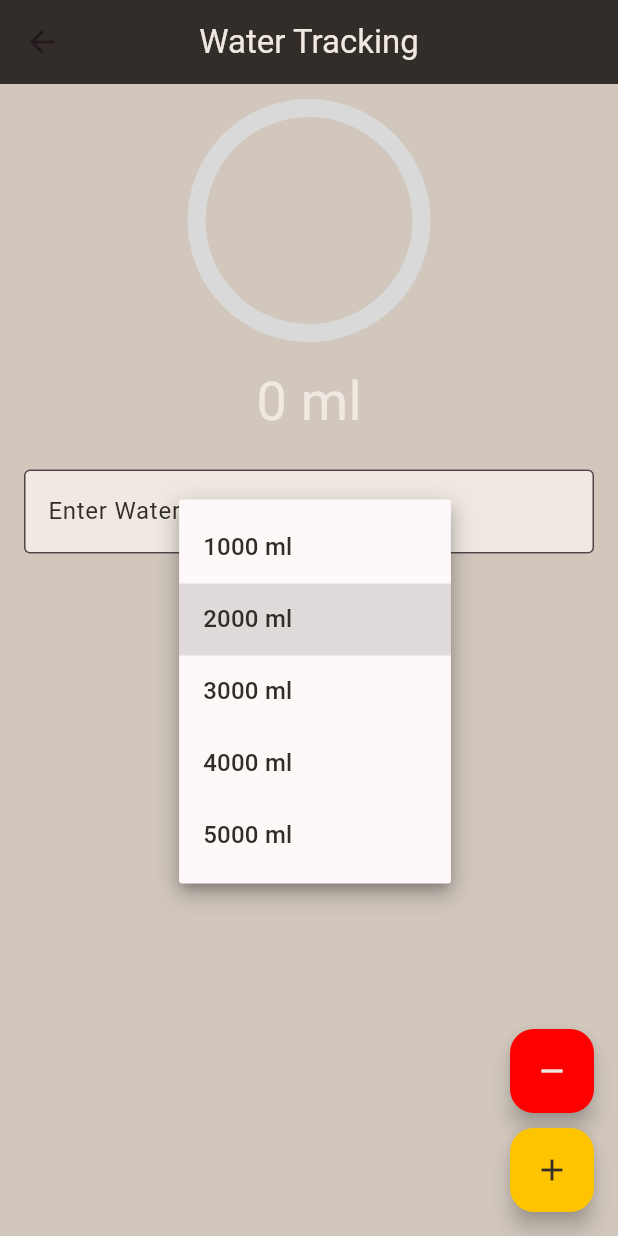
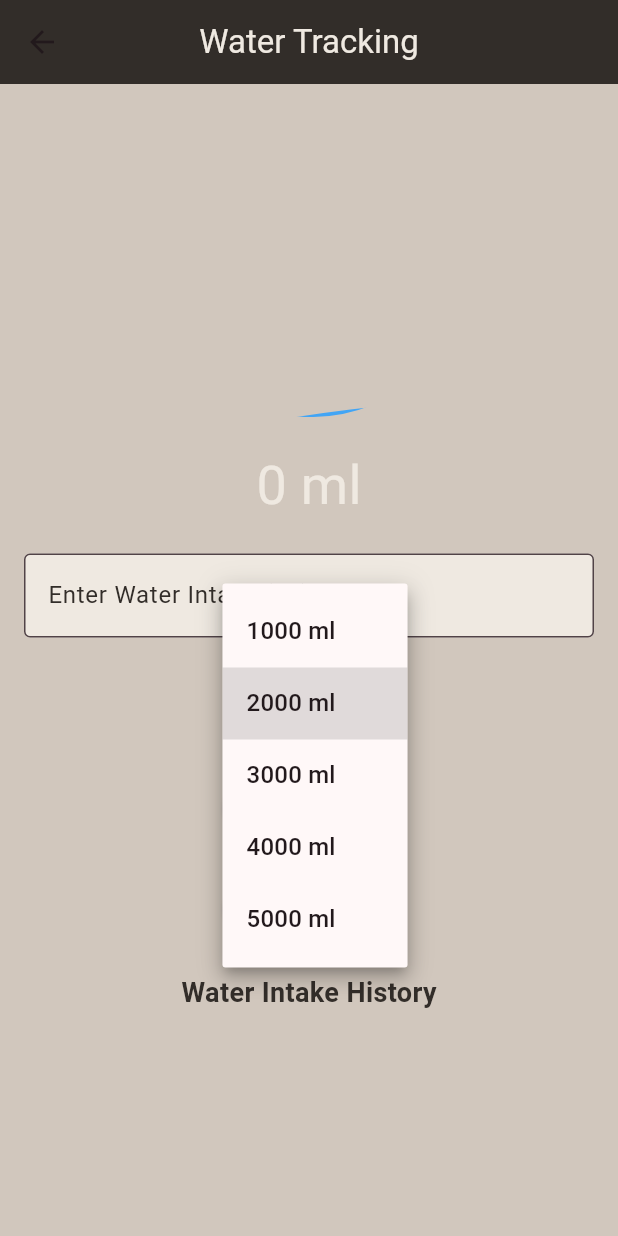
Before and after one commit to RafaelMarian/Project-GymApp_Flutter, a Flutter app: the WaterTrackingPage screen opened directly, after a tap on an icon or button, on a phone screen of 412 x 824 dp. Run offline on Flutter 3.47's test engine with Material 3 defaults, Android fonts, the phone set to English and light mode, and no system bars; our stand-ins replace cloud_firestore, firebase_auth, firebase_core, shared_preferences; accounts and stored records are empty.

Commit message:
water flow changed

```diff
--- a/lib/home_page.dart
+++ b/lib/home_page.dart
@@ -212,7 +212,7 @@ class _HomePageState extends State<HomePage> {
                     onTap: () {
                       Navigator.push(
                         context,
-                        MaterialPageRoute(builder: (context) =>const WaterTrackingPage()), // Navigate to WaterTrackingPage
+                        MaterialPageRoute(builder: (context) => WaterTrackingPage()), // Navigate to WaterTrackingPage
                       );
                     },
                     child: _buildBox('Water Tracking', 'Set and track your goal'),
--- a/lib/water_tracking_page.dart
+++ b/lib/water_tracking_page.dart
@@ -1,30 +1,115 @@
 import 'package:flutter/material.dart';
 import 'package:cloud_firestore/cloud_firestore.dart';
-import 'custom_circle_for_steps.dart'; // Ensure this file is in your project and adjust the import if necessary
+import 'dart:async';
 
 class WaterTrackingPage extends StatefulWidget {
-  const WaterTrackingPage({super.key});
-
   @override
   _WaterTrackingPageState createState() => _WaterTrackingPageState();
 }
 
-class _WaterTrackingPageState extends State<WaterTrackingPage> {
+class _WaterTrackingPageState extends State<WaterTrackingPage> with TickerProviderStateMixin {
   final TextEditingController _waterController = TextEditingController();
   int _currentIntake = 0;
   int _goal = 2000; // Default goal in ml
   double _progress = 0;
   List<Map<String, dynamic>> _waterHistory = []; // To store history data
 
+  late AnimationController firstController;
+  late Animation<double> firstAnimation;
+
+  late AnimationController secondController;
+  late Animation<double> secondAnimation;
+
+  late AnimationController thirdController;
+  late Animation<double> thirdAnimation;
+
+  late AnimationController fourthController;
+  late Animation<double> fourthAnimation;
+
   @override
   void initState() {
     super.initState();
     _fetchData();
+
+    // Initialize water animation controllers
+    firstController = AnimationController(
+        vsync: this, duration: Duration(milliseconds: 1500));
+    firstAnimation = Tween<double>(begin: 1.9, end: 2.1).animate(
+        CurvedAnimation(parent: firstController, curve: Curves.easeInOut))
+      ..addListener(() {
+        setState(() {});
+      })
+      ..addStatusListener((status) {
+        if (status == AnimationStatus.completed) {
+          firstController.reverse();
+        } else if (status == AnimationStatus.dismissed) {
+          firstController.forward();
+        }
+      });
+
+    secondController = AnimationController(
+        vsync: this, duration: Duration(milliseconds: 1500));
+    secondAnimation = Tween<double>(begin: 1.8, end: 2.4).animate(
+        CurvedAnimation(parent: secondController, curve: Curves.easeInOut))
+      ..addListener(() {
+        setState(() {});
+      })
+      ..addStatusListener((status) {
+        if (status == AnimationStatus.completed) {
+          secondController.reverse();
+        } else if (status == AnimationStatus.dismissed) {
+          secondController.forward();
+        }
+      });
+
+    thirdController = AnimationController(
+        vsync: this, duration: Duration(milliseconds: 1500));
+    thirdAnimation = Tween<double>(begin: 1.8, end: 2.4).animate(
+        CurvedAnimation(parent: thirdController, curve: Curves.easeInOut))
+      ..addListener(() {
+        setState(() {});
+      })
+      ..addStatusListener((status) {
+        if (status == AnimationStatus.completed) {
+          thirdController.reverse();
+        } else if (status == AnimationStatus.dismissed) {
+          thirdController.forward();
+        }
+      });
+
+    fourthController = AnimationController(
+        vsync: this, duration: Duration(milliseconds: 1500));
+    fourthAnimation = Tween<double>(begin: 1.9, end: 2.1).animate(
+        CurvedAnimation(parent: fourthController, curve: Curves.easeInOut))
+      ..addListener(() {
+        setState(() {});
+      })
+      ..addStatusListener((status) {
+        if (status == AnimationStatus.completed) {
+          fourthController.reverse();
+        } else if (status == AnimationStatus.dismissed) {
+          fourthController.forward();
+        }
+      });
+
+    Timer(Duration(seconds: 2), () {
+      firstController.forward();
+    });
+
+    Timer(Duration(milliseconds: 1600), () {
+      secondController.forward();
+    });
+
+    Timer(Duration(milliseconds: 800), () {
+      thirdController.forward();
+    });
+
+    fourthController.forward();
   }
 
   Future<void> _fetchData() async {
     final now = DateTime.now();
-    final startDate = now.subtract(const Duration(days: 7));
+    final startDate = DateTime(now.year, now.month, now.day); // Start of today
 
     try {
       final snapshot = await FirebaseFirestore.instance
@@ -34,7 +119,7 @@ class _WaterTrackingPageState extends State<WaterTrackingPage> {
           .get();
 
       List<Map<String, dynamic>> history = [];
-      int latestIntake = 0; // Variable to store the most recent intake data
+      int dailyIntake = 0; // Variable to store the daily intake
 
       for (var doc in snapshot.docs) {
         final data = doc.data();
@@ -45,14 +130,14 @@ class _WaterTrackingPageState extends State<WaterTrackingPage> {
             'date': '${timestamp.year}-${timestamp.month}-${timestamp.day}',
             'intake': intake,
           });
-          // Update latestIntake with the most recent entry
-          latestIntake = intake;
+          // Update dailyIntake with the current day's entries
+          dailyIntake += intake;
         }
       }
       setState(() {
         _waterHistory = history;
-        _currentIntake = latestIntake; // Set the latest intake as today's intake
-        _progress = _currentIntake / _goal;
+        _currentIntake = dailyIntake; // Set today's intake
+        _progress = _currentIntake / _goal; // Update progress
       });
     } catch (e) {
       print('Error fetching water data: $e');
@@ -61,18 +146,20 @@ class _WaterTrackingPageState extends State<WaterTrackingPage> {
 
   void _updateWaterIntake() {
     final intake = int.tryParse(_waterController.text) ?? 0;
+    if (intake > 0) {
       setState(() {
         _currentIntake += intake;
         if (_currentIntake > _goal) {
           _currentIntake = _goal;
         }
-      _progress = _currentIntake / _goal;
+        _progress = _currentIntake / _goal; // Update progress
       });
 
       FirebaseFirestore.instance.collection('water_data').add({
-      'intake': _currentIntake,
+        'intake': intake,
         'timestamp': Timestamp.now(),
-    });
+      }).then((_) => _fetchData()); // Refresh data after adding
+    }
   }
 
   Future<void> _clearData() async {
@@ -97,17 +184,17 @@ class _WaterTrackingPageState extends State<WaterTrackingPage> {
       context: context,
       builder: (BuildContext context) {
         return AlertDialog(
-          title: const Text("Confirm Deletion", style: TextStyle(color: Color(0xFFEFE9E1))), // Text color
-          content: const Text("Are you sure you want to clear all data? This action cannot be undone.", style: TextStyle(color: Color(0xFFEFE9E1))), // Text color
+          title: Text("Confirm Deletion", style: TextStyle(color: Color(0xFFEFE9E1))), // Text color
+          content: Text("Are you sure you want to clear all data? This action cannot be undone.", style: TextStyle(color: Color(0xFFEFE9E1))), // Text color
           actions: [
             TextButton(
-              child: const Text("Cancel", style: TextStyle(color: Color(0xFFD1C7BD))), // Button text color
+              child: Text("Cancel", style: TextStyle(color: Color(0xFFD1C7BD))), // Button text color
               onPressed: () {
                 Navigator.of(context).pop(false);
               },
             ),
             TextButton(
-              child: const Text("Delete", style: TextStyle(color: Color(0xFFD1C7BD))), // Button text color
+              child: Text("Delete", style: TextStyle(color: Color(0xFFD1C7BD))), // Button text color
               onPressed: () {
                 Navigator.of(context).pop(true);
               },
@@ -119,7 +206,17 @@ class _WaterTrackingPageState extends State<WaterTrackingPage> {
   }
 
   @override
+  void dispose() {
+    firstController.dispose();
+    secondController.dispose();
+    thirdController.dispose();
+    fourthController.dispose();
+    super.dispose();
+  }
+
+  @override
   Widget build(BuildContext context) {
+    Size size = MediaQuery.of(context).size;
     return Scaffold(
       appBar: AppBar(
         title: const Text(
@@ -135,11 +232,12 @@ class _WaterTrackingPageState extends State<WaterTrackingPage> {
         child: Column(
           crossAxisAlignment: CrossAxisAlignment.center,
           children: [
-            CustomCircularProgress(
-              progress: _progress.clamp(0.0, 1.0),
-              size: 150, // Same size as steps counter
-              backgroundColor: const Color(0xFFD9D9D9), // Light grey
-              progressColor: const Color(0xFFFFEB3B), // Yellow
+            WaterFillAnimation(
+              progress: _progress, // Pass progress to the animation widget
+              firstAnimation: firstAnimation,
+              secondAnimation: secondAnimation,
+              thirdAnimation: thirdAnimation,
+              fourthAnimation: fourthAnimation,
             ),
             const SizedBox(height: 20),
             Text(
@@ -150,56 +248,69 @@ class _WaterTrackingPageState extends State<WaterTrackingPage> {
             TextField(
               controller: _waterController,
               keyboardType: TextInputType.number,
-              decoration: const InputDecoration(
+              decoration: InputDecoration(
                 border: OutlineInputBorder(
                   borderSide: BorderSide(color: Color(0xFFD9D9D9)), // Light grey border
                 ),
                 filled: true,
                 fillColor: Color(0xFFEFE9E1), // Text field background
                 labelText: 'Enter Water Intake (ml)',
-                labelStyle: TextStyle(color: Color(0xFF322D29)), // Dark teal label text
+                labelStyle: TextStyle(color: Color(0xFF322D29)), // Dark teal label
               ),
             ),
             const SizedBox(height: 20),
             DropdownButton<int>(
               value: _goal,
-              items: [1000, 2000, 3000, 4000, 5000].map((int value) {
+              items: [1000, 2000, 3000, 4000, 5000].map((goal) {
                 return DropdownMenuItem<int>(
-                  value: value,
-                  child: Text('$value ml', style: const TextStyle(color: Color(0xFF322D29))), // Dark teal text color
+                  value: goal,
+                  child: Text('$goal ml'),
                 );
               }).toList(),
-              onChanged: (newValue) {
+              onChanged: (value) {
                 setState(() {
-                  _goal = newValue ?? _goal;
+                  _goal = value ?? 2000;
+                  _progress = _currentIntake / _goal; // Update progress after changing goal
                 });
               },
-              hint: const Text('Select your goal', style: TextStyle(color: Color(0xFF322D29))), // Dark teal hint text
             ),
             const SizedBox(height: 20),
-            Text(
-              'Goal Progress: ${(_progress * 100).toStringAsFixed(1)}%',
-              style: const TextStyle(fontSize: 18, color: Color(0xFFEFE9E1)), // Primary text color
+            ElevatedButton(
+              onPressed: _updateWaterIntake,
+              style: ElevatedButton.styleFrom(
+                backgroundColor: const Color(0xFF322D29), // Dark teal button
+              ),
+              child: const Text(
+                'Add Water',
+                style: TextStyle(color: Color(0xFFEFE9E1)), // Button text color
+              ),
             ),
             const SizedBox(height: 20),
+            ElevatedButton(
+              onPressed: _clearData,
+              style: ElevatedButton.styleFrom(
+                backgroundColor: const Color(0xFF322D29), // Dark teal button
+              ),
+              child: const Text(
+                'Clear Data',
+                style: TextStyle(color: Color(0xFFEFE9E1)), // Button text color
+              ),
+            ),
+            const SizedBox(height: 20),
+            const Text(
+              'Water Intake History',
+              style: TextStyle(fontSize: 18, fontWeight: FontWeight.bold, color: Color(0xFF322D29)), // Dark teal text color
+            ),
+            const SizedBox(height: 10),
             Expanded(
               child: ListView.builder(
                 itemCount: _waterHistory.length,
                 itemBuilder: (context, index) {
                   final entry = _waterHistory[index];
-                  return Container(
-                    margin: const EdgeInsets.symmetric(vertical: 5),
-                    child: ListTile(
+                  return ListTile(
                     title: Text(
-                        'Date: ${entry['date']}',
-                        style: const TextStyle(color: Color(0xFFEFE9E1)), // Primary text color
-                      ),
-                      subtitle: Text(
-                        'Intake: ${entry['intake']} ml',
-                        style: const TextStyle(color: Color(0xFFEFE9E1)), // Primary text color
-                      ),
-                      tileColor: const Color(0xFF322D29), // Dark teal
-                      contentPadding: const EdgeInsets.symmetric(vertical: 10, horizontal: 15),
+                      '${entry['date']}: ${entry['intake']} ml',
+                      style: const TextStyle(color: Color(0xFF322D29)), // Dark teal text
                     ),
                   );
                 },
@@ -208,22 +319,115 @@ class _WaterTrackingPageState extends State<WaterTrackingPage> {
           ],
         ),
       ),
-      floatingActionButton: Column(
-        mainAxisAlignment: MainAxisAlignment.end,
+    );
+  }
+}
+
+class WaterFillAnimation extends StatelessWidget {
+  final double progress;
+  final Animation<double> firstAnimation;
+  final Animation<double> secondAnimation;
+  final Animation<double> thirdAnimation;
+  final Animation<double> fourthAnimation;
+
+  const WaterFillAnimation({
+    Key? key,
+    required this.progress,
+    required this.firstAnimation,
+    required this.secondAnimation,
+    required this.thirdAnimation,
+    required this.fourthAnimation,
+  }) : super(key: key);
+
+  @override
+  Widget build(BuildContext context) {
+    Size size = MediaQuery.of(context).size;
+    return Stack(
+      alignment: Alignment.center,
       children: [
-          FloatingActionButton(
-            onPressed: _clearData, // Primary text color
-            backgroundColor: const Color.fromARGB(255, 255, 0, 0),
-            child: const Icon(Icons.remove, color: Color(0xFFEFE9E1)), // Yellow
+        ClipRRect(
+          borderRadius: BorderRadius.circular(100.0),
+          child: Container(
+            height: size.width * 0.5,
+            width: size.width * 0.5,
+            child: Stack(
+              children: [
+                Positioned.fill(
+                  child: AnimatedBuilder(
+                    animation: Listenable.merge([
+                      firstAnimation,
+                      secondAnimation,
+                      thirdAnimation,
+                      fourthAnimation,
+                    ]),
+                    builder: (context, child) {
+                      return CustomPaint(
+                        painter: WaterFillPainter(
+                          progress: progress,
+                          firstAnimValue: firstAnimation.value,
+                          secondAnimValue: secondAnimation.value,
+                          thirdAnimValue: thirdAnimation.value,
+                          fourthAnimValue: fourthAnimation.value,
                         ),
-          const SizedBox(height: 10),
-          FloatingActionButton(
-            onPressed: _updateWaterIntake, // Dark teal
-            backgroundColor: const Color(0xFFFFC400),
-            child: const Icon(Icons.add, color: Color(0xFF322D29)), // Lighter beige
+                      );
+                    },
+                  ),
                 ),
               ],
             ),
+          ),
+        ),
+      ],
     );
   }
 }
+
+class WaterFillPainter extends CustomPainter {
+  final double progress;
+  final double firstAnimValue;
+  final double secondAnimValue;
+  final double thirdAnimValue;
+  final double fourthAnimValue;
+
+  WaterFillPainter({
+    required this.progress,
+    required this.firstAnimValue,
+    required this.secondAnimValue,
+    required this.thirdAnimValue,
+    required this.fourthAnimValue,
+  });
+
+  @override
+  void paint(Canvas canvas, Size size) {
+    Paint waterPaint = Paint()
+      ..color = Colors.blue[400]!
+      ..style = PaintingStyle.fill;
+
+    // Draw the water fill according to the progress
+    double waterHeight = size.height * (1 - progress);
+    Rect waterRect = Rect.fromLTRB(0, waterHeight, size.width, size.height);
+    canvas.drawRect(waterRect, waterPaint);
+
+    // Add some wave effects using the animated values
+    Path wavePath = Path();
+    wavePath.moveTo(0, waterHeight);
+    wavePath.cubicTo(
+      size.width * 0.25,
+      waterHeight + 10 * firstAnimValue,
+      size.width * 0.75,
+      waterHeight - 10 * secondAnimValue,
+      size.width,
+      waterHeight,
+    );
+    wavePath.lineTo(size.width, size.height);
+    wavePath.lineTo(0, size.height);
+    wavePath.close();
+
+    canvas.drawPath(wavePath, waterPaint);
+  }
+
+  @override
+  bool shouldRepaint(covariant CustomPainter oldDelegate) {
+    return true;
+  }
+}
```
Lines whose indentation alone changed are shown as unchanged.
